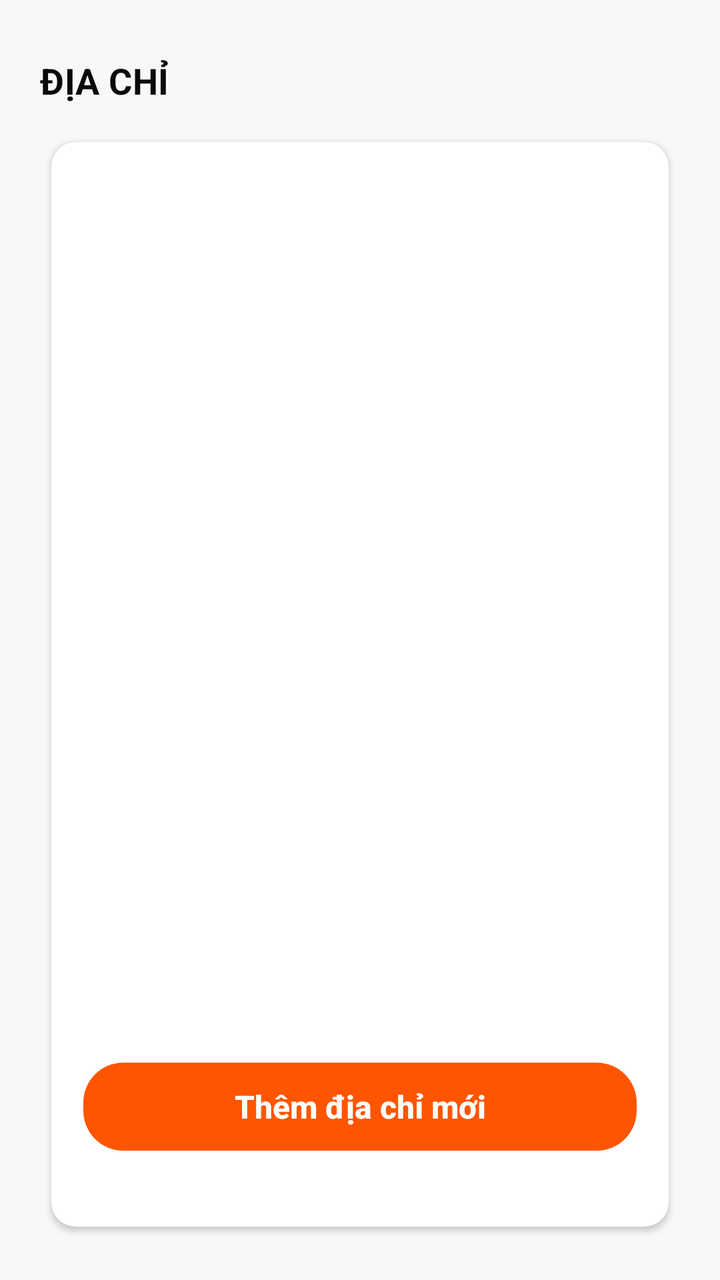
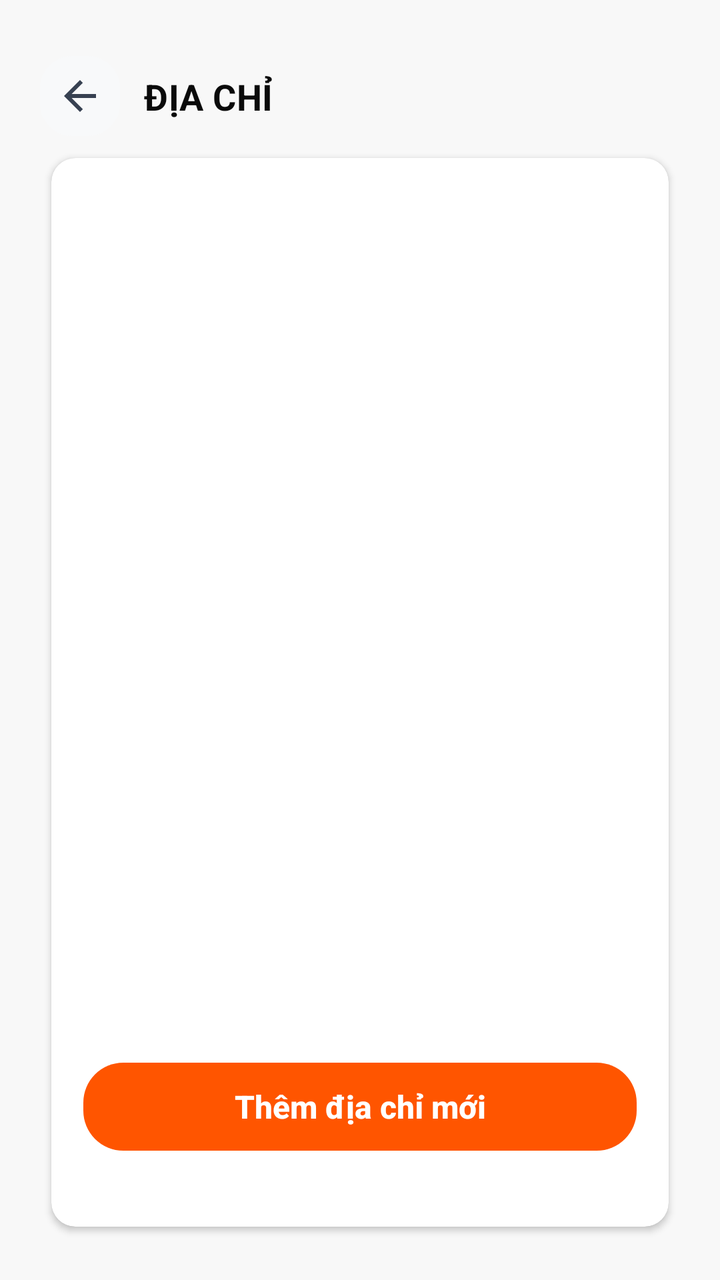

Screens rendered from an Android XML layout before and after an edit, with the pre-edit source and the edit as a unified diff.
<!-- AndroidManifest.xml: application theme Theme.SoleStep -->
<!-- res/layout/activity_address_book.xml -->
<?xml version="1.0" encoding="utf-8"?>
<androidx.constraintlayout.widget.ConstraintLayout xmlns:android="http://schemas.android.com/apk/res/android"
    xmlns:app="http://schemas.android.com/apk/res-auto"
    android:layout_width="match_parent"
    android:layout_height="match_parent"
    android:background="@color/bg_secondary"
    android:padding="20dp">

    <TextView
        android:id="@+id/tv_title"
        android:layout_width="wrap_content"
        android:layout_height="wrap_content"
        android:layout_marginTop="8dp"
        android:text="ĐỊA CHỈ"
        android:textAppearance="@style/TextAppearance.SoleStep.Headline"
        app:layout_constraintStart_toStartOf="parent"
        app:layout_constraintTop_toTopOf="parent" />

    <androidx.cardview.widget.CardView
        android:layout_width="0dp"
        android:layout_height="0dp"
        android:layout_marginTop="12dp"
        app:cardBackgroundColor="@color/bg_primary"
        app:cardCornerRadius="12dp"
        app:cardElevation="2dp"
        app:layout_constraintBottom_toBottomOf="parent"
        app:layout_constraintEnd_toEndOf="parent"
        app:layout_constraintStart_toStartOf="parent"
        app:layout_constraintTop_toBottomOf="@id/tv_title">

        <androidx.constraintlayout.widget.ConstraintLayout
            android:layout_width="match_parent"
            android:layout_height="match_parent"
            android:padding="16dp">

            <androidx.recyclerview.widget.RecyclerView
                android:id="@+id/address_recycler_view"
                android:layout_width="0dp"
                android:layout_height="0dp"
                android:layout_marginBottom="16dp"
                android:clipToPadding="false"
                app:layout_constraintBottom_toTopOf="@id/btn_add_address"
                app:layout_constraintEnd_toEndOf="parent"
                app:layout_constraintStart_toStartOf="parent"
                app:layout_constraintTop_toTopOf="parent" />

            <com.google.android.material.button.MaterialButton
                android:id="@+id/btn_add_address"
                style="@style/Widget.SoleStep.Button.Primary"
                android:layout_width="match_parent"
                android:layout_height="56dp"
                android:layout_marginBottom="16dp"
                android:textSize="16sp"
                android:text="Thêm địa chỉ mới"
                app:layout_constraintBottom_toBottomOf="parent"
                app:layout_constraintEnd_toEndOf="parent"
                app:layout_constraintStart_toStartOf="parent" />

        </androidx.constraintlayout.widget.ConstraintLayout>
    </androidx.cardview.widget.CardView>

</androidx.constraintlayout.widget.ConstraintLayout>
<!-- resources referenced by this layout -->
<resources>
  <color name="bg_primary">#FFFFFF</color>
  <color name="bg_secondary">#F8F8F8</color>
  <dimen name="font_headline">18sp</dimen>
  <color name="text_primary">#0A0A0A</color>
  <color name="brand_orange">#FF5500</color>
  <color name="brand_white">#FFFFFF</color>
  <dimen name="radius_button">20dp</dimen>
  <dimen name="btn_height_large">52dp</dimen>
  <dimen name="space_16">32dp</dimen>
  <dimen name="elev_raised">4dp</dimen>
  <color name="brand_orange_dark">#CC4400</color>
  <color name="brand_black">#0A0A0A</color>
  <color name="bg_dark_surface_2">#161616</color>
  <color name="status_error">#EF4444</color>
  <style name="ShapeAppearance.SoleStep.Small" parent="">
          <item name="cornerFamily">rounded</item>
          <item name="cornerSize">@dimen/radius_sm</item>
      </style>
  <style name="ShapeAppearance.SoleStep.Medium" parent="">
          <item name="cornerFamily">rounded</item>
          <item name="cornerSize">@dimen/radius_lg</item>
      </style>
  <style name="ShapeAppearance.SoleStep.Large" parent="">
          <item name="cornerFamily">rounded</item>
          <item name="cornerSize">@dimen/radius_2xl</item>
      </style>
  <style name="TextAppearance.SoleStep.Title" parent="TextAppearance.MaterialComponents.Headline3">
          <item name="android:textSize">@dimen/font_title</item>
          <item name="android:textStyle">bold</item>
          <item name="android:textColor">@color/text_primary</item>
      </style>
  <style name="TextAppearance.SoleStep.BodySmall" parent="TextAppearance.MaterialComponents.Body2">
          <item name="android:textSize">@dimen/font_caption</item>
          <item name="android:textColor">@color/text_tertiary</item>
      </style>
  <style name="TextAppearance.SoleStep.Caption" parent="TextAppearance.MaterialComponents.Caption">
          <item name="android:textSize">@dimen/font_caption_small</item>
          <item name="android:textColor">@color/text_muted</item>
      </style>
  <dimen name="font_label">14sp</dimen>
  <dimen name="radius_sm">8dp</dimen>
  <dimen name="radius_lg">16dp</dimen>
  <dimen name="radius_2xl">24dp</dimen>
  <dimen name="font_display">48sp</dimen>
  <dimen name="font_title_large">24sp</dimen>
  <dimen name="font_title">20sp</dimen>
  <dimen name="font_subheading">16sp</dimen>
  <color name="text_secondary">#374151</color>
  <dimen name="font_body">13sp</dimen>
  <dimen name="font_caption">11sp</dimen>
  <color name="text_tertiary">#6B7280</color>
  <dimen name="font_caption_small">10sp</dimen>
  <color name="text_muted">#9CA3AF</color>
  <dimen name="font_overline">9sp</dimen>
  <dimen name="elev_bottom_nav">8dp</dimen>
  <dimen name="bottom_nav_height">88dp</dimen>
  <color name="border_normal">#E5E7EB</color>
  <dimen name="radius_input">20dp</dimen>
  <color name="text_placeholder">#D1D5DB</color>
  <dimen name="radius_chip">12dp</dimen>
  <dimen name="stroke_thin">1dp</dimen>
  <dimen name="space_12">24dp</dimen>
  <dimen name="btn_height_tiny">28dp</dimen>
  <dimen name="radius_card">20dp</dimen>
  <dimen name="elev_card">2dp</dimen>
  <color name="border_light">#F3F4F6</color>
  <dimen name="toolbar_height">56dp</dimen>
  <dimen name="space_screen_horizontal">20dp</dimen>
  <dimen name="elev_top_bar">4dp</dimen>
  <dimen name="elev_fab">6dp</dimen>
  <!-- unchanged entries left out for length: 16 -->
</resources>

<!-- the commit's change to res/layout/activity_address_book.xml (unified diff, before → after) -->
@@ -6,15 +6,29 @@
     android:background="@color/bg_secondary"
     android:padding="20dp">
 
+    <ImageButton
+        android:id="@+id/backButton"
+        android:layout_width="40dp"
+        android:layout_height="40dp"
+        android:layout_marginTop="8dp"
+        android:background="@drawable/bg_back_button_light"
+        android:contentDescription="Quay lại"
+        android:padding="10dp"
+        android:src="@drawable/ic_arrow_back"
+        app:tint="@color/text_secondary"
+        app:layout_constraintStart_toStartOf="parent"
+        app:layout_constraintTop_toTopOf="parent" />
+
     <TextView
         android:id="@+id/tv_title"
         android:layout_width="wrap_content"
         android:layout_height="wrap_content"
-        android:layout_marginTop="8dp"
+        android:layout_marginStart="12dp"
         android:text="ĐỊA CHỈ"
         android:textAppearance="@style/TextAppearance.SoleStep.Headline"
-        app:layout_constraintStart_toStartOf="parent"
-        app:layout_constraintTop_toTopOf="parent" />
+        app:layout_constraintBottom_toBottomOf="@id/backButton"
+        app:layout_constraintStart_toEndOf="@id/backButton"
+        app:layout_constraintTop_toTopOf="@id/backButton" />
 
     <androidx.cardview.widget.CardView
         android:layout_width="0dp"
<!-- resource entries referenced after the edit -->
@@ -48,6 +48,23 @@
   <dimen name="font_title">20sp</dimen>
   <dimen name="font_subheading">16sp</dimen>
   <color name="text_secondary">#374151</color>
+  <!-- drawable bg_back_button_light (drawable) -->
+  <?xml version="1.0" encoding="utf-8"?>
+  <shape xmlns:android="http://schemas.android.com/apk/res/android">
+      <solid android:color="#F8F9FA" />
+      <corners android:radius="16dp" />
+  </shape>
+  <!-- drawable ic_arrow_back (drawable) -->
+  <?xml version="1.0" encoding="utf-8"?>
+  <vector xmlns:android="http://schemas.android.com/apk/res/android"
+      android:width="24dp"
+      android:height="24dp"
+      android:viewportWidth="24"
+      android:viewportHeight="24">
+      <path
+          android:fillColor="@android:color/black"
+          android:pathData="M20,11H7.83l5.59,-5.59L12,4l-8,8 8,8 1.42,-1.41L7.83,13H20v-2z" />
+  </vector>
   <dimen name="font_body">13sp</dimen>
   <dimen name="font_caption">11sp</dimen>
   <color name="text_tertiary">#6B7280</color>
